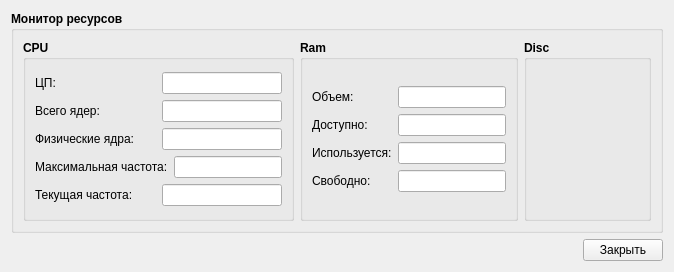
This is мое_Зачетное_Задание/ui/ui_my_task_manager_cildResourceMonitor2.ui in Mer0ll/new_Qt_project as Qt 5 draws it before an edit. The edited form follows.
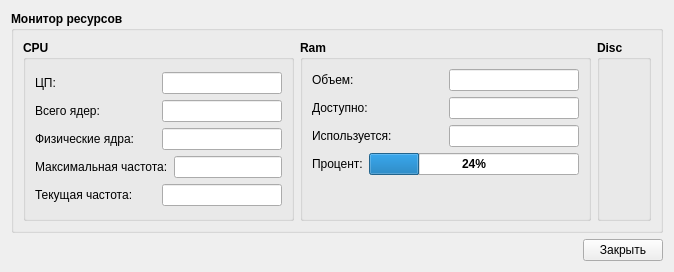
This is the edited form.

Patch:
```diff
--- a/мое_Зачетное_Задание/ui/ui_my_task_manager_cildResourceMonitor2.ui
+++ b/мое_Зачетное_Задание/ui/ui_my_task_manager_cildResourceMonitor2.ui
@@ -256,10 +256,23 @@
                    </property>
                    <property name="font">
                     <font>
+                     <family>Georgia</family>
                      <pointsize>9</pointsize>
                      <bold>false</bold>
                     </font>
                    </property>
+                   <property name="mouseTracking">
+                    <bool>false</bool>
+                   </property>
+                   <property name="alignment">
+                    <set>Qt::AlignCenter</set>
+                   </property>
+                   <property name="cursorMoveStyle">
+                    <enum>Qt::LogicalMoveStyle</enum>
+                   </property>
+                   <property name="clearButtonEnabled">
+                    <bool>false</bool>
+                   </property>
                   </widget>
                  </item>
                 </layout>
@@ -289,10 +302,23 @@
                    </property>
                    <property name="font">
                     <font>
+                     <family>Georgia</family>
                      <pointsize>9</pointsize>
                      <bold>false</bold>
                     </font>
                    </property>
+                   <property name="mouseTracking">
+                    <bool>false</bool>
+                   </property>
+                   <property name="alignment">
+                    <set>Qt::AlignCenter</set>
+                   </property>
+                   <property name="cursorMoveStyle">
+                    <enum>Qt::LogicalMoveStyle</enum>
+                   </property>
+                   <property name="clearButtonEnabled">
+                    <bool>false</bool>
+                   </property>
                   </widget>
                  </item>
                 </layout>
@@ -322,10 +348,23 @@
                    </property>
                    <property name="font">
                     <font>
+                     <family>Georgia</family>
                      <pointsize>9</pointsize>
                      <bold>false</bold>
                     </font>
                    </property>
+                   <property name="mouseTracking">
+                    <bool>false</bool>
+                   </property>
+                   <property name="alignment">
+                    <set>Qt::AlignCenter</set>
+                   </property>
+                   <property name="cursorMoveStyle">
+                    <enum>Qt::LogicalMoveStyle</enum>
+                   </property>
+                   <property name="clearButtonEnabled">
+                    <bool>false</bool>
+                   </property>
                   </widget>
                  </item>
                 </layout>
@@ -341,23 +380,14 @@
                     </font>
                    </property>
                    <property name="text">
-                    <string>Свободно:</string>
+                    <string>Процент:</string>
                    </property>
                   </widget>
                  </item>
                  <item>
-                  <widget class="QLineEdit" name="lineEdit_9">
-                   <property name="sizePolicy">
-                    <sizepolicy hsizetype="Minimum" vsizetype="Fixed">
-                     <horstretch>0</horstretch>
-                     <verstretch>0</verstretch>
-                    </sizepolicy>
-                   </property>
-                   <property name="font">
-                    <font>
-                     <pointsize>9</pointsize>
-                     <bold>false</bold>
-                    </font>
+                  <widget class="QProgressBar" name="progressBar">
+                   <property name="value">
+                    <number>24</number>
                    </property>
                   </widget>
                  </item>
@@ -365,6 +395,19 @@
                </item>
               </layout>
              </item>
+             <item>
+              <spacer name="verticalSpacer">
+               <property name="orientation">
+                <enum>Qt::Vertical</enum>
+               </property>
+               <property name="sizeHint" stdset="0">
+                <size>
+                 <width>20</width>
+                 <height>40</height>
+                </size>
+               </property>
+              </spacer>
+             </item>
             </layout>
            </widget>
           </item>
```
Left out of the diff: 65 changed lines with no effect on the pictures.
